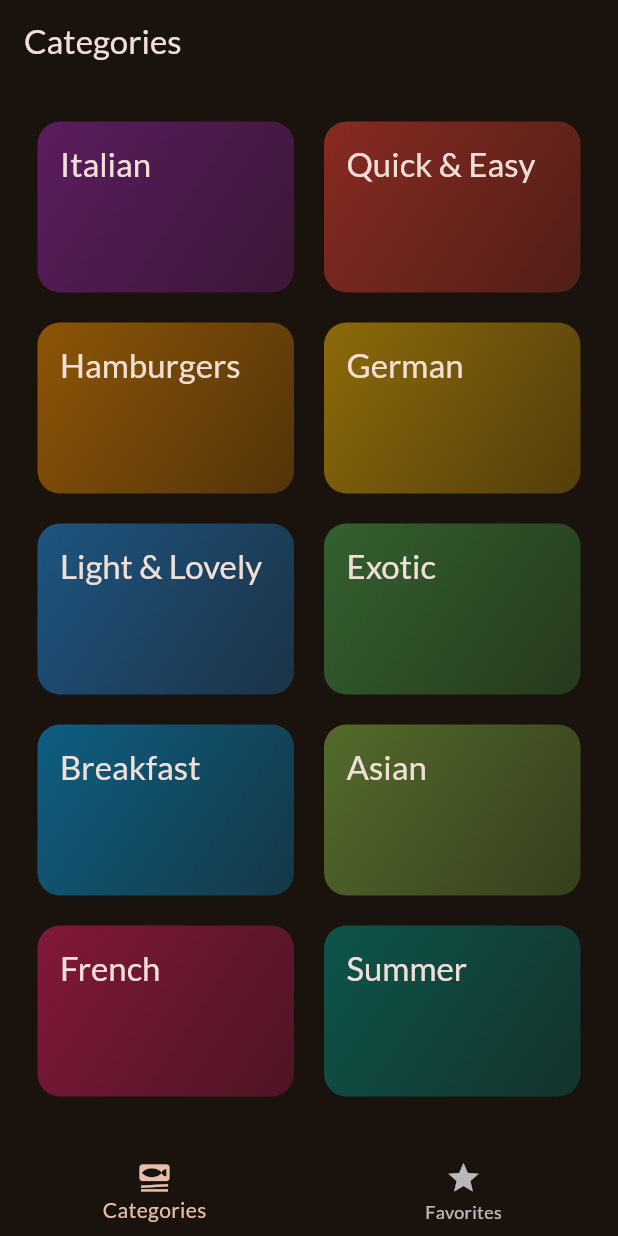
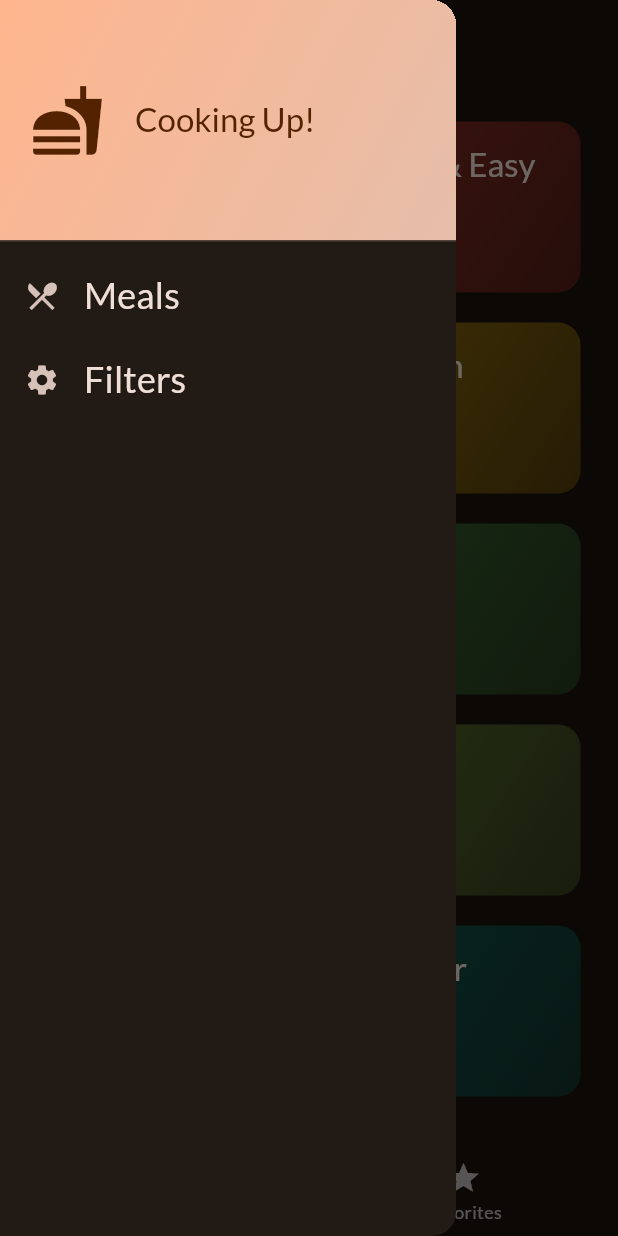
Before and after one commit to AsifAnam180228/mealsApp, a Flutter app: the screen it shows after launch, with the side drawer open (before the commit the screen has no drawer), on a phone screen of 412 x 824 dp. Run offline on Flutter 3.47's test engine with Material 3 defaults, Android fonts, the phone set to English and light mode, and no system bars; our stand-ins replace flutter_riverpod, google_fonts, transparent_image.

Commit message:
video 187 ongoing

```diff
--- a/lib/data/dummy_data.dart
+++ b/lib/data/dummy_data.dart
@@ -86,7 +86,7 @@ const dummyMeals = [
       'Feel free to add some cheese on top of the finished dish.'
     ],
     isGlutenFree: false,
-    isVegan: true,
+    isNonVegeterian: false,
     isVegetarian: true,
     isLactoseFree: true,
   ),
@@ -114,7 +114,7 @@ const dummyMeals = [
       'Bake the toast for round about 10 minutes in the oven at 200°C'
     ],
     isGlutenFree: false,
-    isVegan: false,
+    isNonVegeterian: true,
     isVegetarian: false,
     isLactoseFree: false,
   ),
@@ -146,7 +146,7 @@ const dummyMeals = [
       'Serve burger with tomato, cucumber and onion'
     ],
     isGlutenFree: false,
-    isVegan: false,
+    isNonVegeterian: true,
     isVegetarian: false,
     isLactoseFree: true,
   ),
@@ -181,7 +181,7 @@ const dummyMeals = [
       'Place the schnitzels on awarmed plate and serve garnishedwith parsley and slices of lemon.'
     ],
     isGlutenFree: false,
-    isVegan: false,
+    isNonVegeterian: true,
     isVegetarian: false,
     isLactoseFree: false,
   ),
@@ -217,7 +217,7 @@ const dummyMeals = [
       'Add salmon cubes and dressing'
     ],
     isGlutenFree: true,
-    isVegan: false,
+    isNonVegeterian: true,
     isVegetarian: true,
     isLactoseFree: true,
   ),
@@ -253,7 +253,7 @@ const dummyMeals = [
       'Serve with orange peel',
     ],
     isGlutenFree: true,
-    isVegan: false,
+    isNonVegeterian: false,
     isVegetarian: true,
     isLactoseFree: false,
   ),
@@ -284,7 +284,7 @@ const dummyMeals = [
       'Pour or scoop the batter onto the griddle, using approximately 1/4 cup for each pancake. Brown on both sides and serve hot.'
     ],
     isGlutenFree: true,
-    isVegan: false,
+    isNonVegeterian: false,
     isVegetarian: true,
     isLactoseFree: false,
   ),
@@ -317,7 +317,7 @@ const dummyMeals = [
       'Serve with rice'
     ],
     isGlutenFree: true,
-    isVegan: false,
+    isNonVegeterian: true,
     isVegetarian: false,
     isLactoseFree: true,
   ),
@@ -366,7 +366,7 @@ const dummyMeals = [
       'Bake in preheated oven until scuffles are puffed and have risen above the top of the rims, 12 to 15 minutes.',
     ],
     isGlutenFree: true,
-    isVegan: false,
+    isNonVegeterian: false,
     isVegetarian: true,
     isLactoseFree: false,
   ),
@@ -400,7 +400,7 @@ const dummyMeals = [
       'Serve with Baguette'
     ],
     isGlutenFree: true,
-    isVegan: true,
+    isNonVegeterian: false,
     isVegetarian: true,
     isLactoseFree: true,
   ),
--- a/lib/models/meal.dart
+++ b/lib/models/meal.dart
@@ -23,7 +23,7 @@ class Meal {
     required this.affordability,
     required this.isGlutenFree,
     required this.isLactoseFree,
-    required this.isVegan,
+    required this.isNonVegeterian,
     required this.isVegetarian,
   });
 
@@ -38,6 +38,6 @@ class Meal {
   final Affordability affordability;
   final bool isGlutenFree;
   final bool isLactoseFree;
-  final bool isVegan;
+  final bool isNonVegeterian;
   final bool isVegetarian;
 }
--- /dev/null
+++ b/lib/providers/meals_provider.dart
@@ -0,0 +1,8 @@
+import 'package:flutter_riverpod/flutter_riverpod.dart';
+import 'package:meals_app/data/dummy_data.dart';
+
+final mealsProvider = Provider(
+    (ref){
+      return dummyMeals;
+    }
+);
--- a/lib/screens/categories.dart
+++ b/lib/screens/categories.dart
@@ -7,13 +7,25 @@ import 'package:meals_app/widgets/category_grid_items.dart';
 import '../models/meal.dart';
 
 class CategoriesScreen extends StatelessWidget {
-  const CategoriesScreen({super.key, required this.onToggleFavorite});
+  const CategoriesScreen(
+      {super.key,
+      required this.onToggleFavorite,
+      required this.availableMeals});
   final void Function(Meal meal) onToggleFavorite;
+  final List<Meal> availableMeals;
 
   void _selectedCategory(BuildContext context, Category category) {
-    final filteredMeals = dummyMeals.where((meal)=> meal.categories.contains(category.id)).toList();
-    Navigator.push(context,
-        MaterialPageRoute(builder: (ctx) => MealsScreen(title: category.title, meals: filteredMeals, onToggleFavorite: onToggleFavorite,)));
+    final filteredMeals = availableMeals
+        .where((meal) => meal.categories.contains(category.id))
+        .toList();
+    Navigator.push(
+        context,
+        MaterialPageRoute(
+            builder: (ctx) => MealsScreen(
+                  title: category.title,
+                  meals: filteredMeals,
+                  onToggleFavorite: onToggleFavorite,
+                )));
   }
 
   @override
--- a/lib/screens/tabs.dart
+++ b/lib/screens/tabs.dart
@@ -1,18 +1,32 @@
 import 'package:flutter/foundation.dart';
 import 'package:flutter/material.dart';
+import 'package:flutter_riverpod/flutter_riverpod.dart';
+import 'package:meals_app/data/dummy_data.dart';
 import 'package:meals_app/models/meal.dart';
+import 'package:meals_app/providers/meals_provider.dart';
+import 'package:meals_app/screens/filters.dart';
 import 'package:meals_app/screens/meals.dart';
+import 'package:meals_app/widgets/new_drawer.dart';
 
 import 'categories.dart';
 
-class TabsScreen extends StatefulWidget {
+const kInitialFilter = {
+  Filter.glutenFree: false,
+  Filter.lactoseFree: false,
+  Filter.vegetarian: false,
+  Filter.nonVegetarian: false,
+};
+
+class TabsScreen extends ConsumerStatefulWidget {
   const TabsScreen({super.key});
 
   @override
-  State<TabsScreen> createState() => _TabsScreenState();
+  ConsumerState<TabsScreen> createState() => _TabsScreenState();
 }
 
-class _TabsScreenState extends State<TabsScreen> {
+class _TabsScreenState extends ConsumerState<TabsScreen> {
+  Map<Filter, bool> _selectedFilter = kInitialFilter;
+
   int _selectedPageIndex = 0;
   String activePageTitle = 'Categories';
   final List<Meal> _favoriteMeals = [];
@@ -57,9 +71,42 @@ class _TabsScreenState extends State<TabsScreen> {
     });
   }
 
+  void _selectScreen(String identifier) async {
+    Navigator.of(context).pop();
+    if(identifier == 'filters'){
+      final result = await Navigator.push<Map<Filter, bool>>(context, MaterialPageRoute(builder: (ctx) => FiltersScreen(currentFilters: _selectedFilter,)));
+      if(result != null){
+        if (kDebugMode) {
+          print('------------------------------------------------------');
+          print(result);
+        }
+      }
+      setState(() {
+        _selectedFilter = result?? kInitialFilter;
+      });
+    }
+  }
+
   @override
   Widget build(BuildContext context) {
-    Widget activePage = CategoriesScreen(onToggleFavorite: _toggleFavoriteMeal,);
+    final meals = ref.watch(mealsProvider);
+    final _availableMeals = meals.where((meal) {
+      if (_selectedFilter[Filter.glutenFree]! && !meal.isGlutenFree) {
+        return false;
+      }
+      if (_selectedFilter[Filter.lactoseFree]! && !meal.isLactoseFree) {
+        return false;
+      }
+      if (_selectedFilter[Filter.vegetarian]! && !meal.isVegetarian) {
+        return false;
+      }
+      if (_selectedFilter[Filter.nonVegetarian]! && meal.isVegetarian) {
+        return false;
+      }
+      return true;
+    }).toList();
+
+    Widget activePage = CategoriesScreen(onToggleFavorite: _toggleFavoriteMeal, availableMeals: _availableMeals,);
     if(_selectedPageIndex == 1){
       activePage = MealsScreen(meals: _favoriteMeals, onToggleFavorite: _toggleFavoriteMeal,);
       activePageTitle = 'Your Favourites';
@@ -69,6 +116,7 @@ class _TabsScreenState extends State<TabsScreen> {
       appBar: AppBar(
         title: Text(activePageTitle),
       ),
+      drawer: MainDrawer(onSelectScreen: _selectScreen,),
       body: activePage,
       bottomNavigationBar: BottomNavigationBar(
         currentIndex: _selectedPageIndex,
--- /dev/null
+++ b/lib/widgets/new_drawer.dart
@@ -0,0 +1,73 @@
+import 'package:flutter/material.dart';
+
+class MainDrawer extends StatelessWidget {
+  const MainDrawer({super.key, required this.onSelectScreen});
+
+  final void Function(String identifier) onSelectScreen;
+
+  @override
+  Widget build(BuildContext context) {
+    return Drawer(
+      child: Column(
+        children: [
+          DrawerHeader(
+            padding: EdgeInsets.all(20),
+            decoration: BoxDecoration(
+              gradient: LinearGradient(
+                colors: [
+                  Theme.of(context).colorScheme.primary,
+                  Theme.of(context).colorScheme.secondary,
+                ],
+                begin: Alignment.topLeft,
+                end: Alignment.bottomRight,
+              ),
+            ),
+            child: Row(
+              children: [
+                Icon(
+                  Icons.fastfood,
+                  size: 50,
+                  color: Theme.of(context).colorScheme.onPrimary,
+                ),
+                SizedBox(width: 20,),
+                Text(
+                  'Cooking Up!',
+                  style: Theme.of(context).textTheme.titleLarge!.copyWith(
+                    color: Theme.of(context).colorScheme.onPrimary,
+                  ),
+                ),
+              ],
+            ),
+
+          ),
+          ListTile(
+            leading: Icon(Icons.restaurant_menu),
+            title: Text(
+              'Meals',
+              style: Theme.of(context).textTheme.titleSmall!.copyWith(
+                color: Theme.of(context).colorScheme.onSurface,
+                fontSize: 24,
+              ),
+            ),
+            onTap: () {
+              onSelectScreen('meals');
+            },
+          ),
+          ListTile(
+            leading: Icon(Icons.settings),
+            title: Text(
+              'Filters',
+              style: Theme.of(context).textTheme.titleSmall!.copyWith(
+                color: Theme.of(context).colorScheme.onSurface,
+                fontSize: 24,
+              ),
+            ),
+            onTap: () {
+              onSelectScreen('filters');
+            },
+          ),
+        ],
+      ),
+    );
+  }
+}
--- a/pubspec.yaml
+++ b/pubspec.yaml
@@ -36,6 +36,7 @@ dependencies:
   cupertino_icons: ^1.0.8
   google_fonts: ^6.2.1
   transparent_image: ^2.0.1
+  flutter_riverpod: ^2.6.1
 
 dev_dependencies:
   flutter_test:
```
Also changed, not shown: lib/main.dart (+4 -3 lines), lib/providers/favourites_provider.dart (added, +11 -0 lines), lib/screens/filters.dart (added, +130 -0 lines), pubspec.lock. Lines whose indentation alone changed are shown as unchanged.
